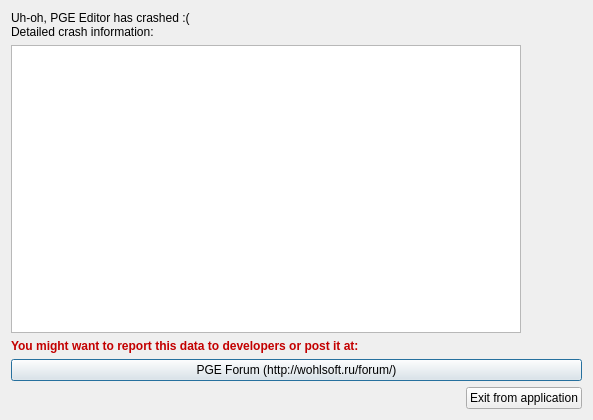
First picture: the form in Editor/common_features/crashhandler.ui, repository WohlSoft/Moondust-Project, before the edit.
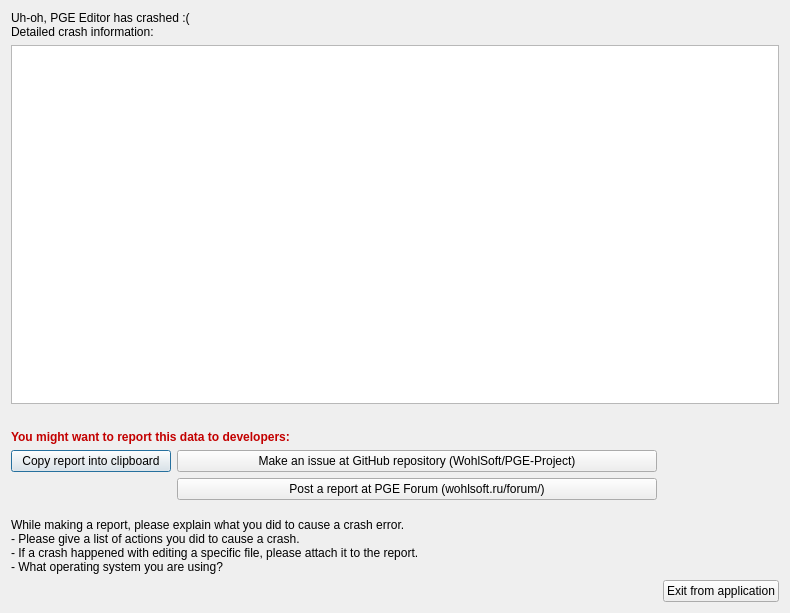
Second picture: the form after the edit. Icons and pictures are not drawn.

Commit message: Editor: Improve a look of a crash handler dialog

```diff
--- a/Editor/common_features/crashhandler.ui
+++ b/Editor/common_features/crashhandler.ui
@@ -6,8 +6,8 @@
    <rect>
     <x>0</x>
     <y>0</y>
-    <width>593</width>
-    <height>420</height>
+    <width>790</width>
+    <height>613</height>
    </rect>
   </property>
   <property name="windowTitle">
@@ -17,8 +17,15 @@
    <iconset resource="../_resources/editor.qrc">
     <normaloff>:/images/bug.png</normaloff>:/images/bug.png</iconset>
   </property>
-  <layout class="QGridLayout" name="gridLayout">
-   <item row="2" column="0" colspan="2">
+  <layout class="QGridLayout" name="gridLayout" columnstretch="0,1000,0" columnminimumwidth="160,0,0">
+   <item row="0" column="0" colspan="2">
+    <widget class="QLabel" name="notifyLabel">
+     <property name="text">
+      <string>Uh-oh, PGE Editor has crashed :(&lt;br&gt;Detailed crash information:</string>
+     </property>
+    </widget>
+   </item>
+   <item row="3" column="0" colspan="3">
     <widget class="QLabel" name="extraLabel">
      <property name="font">
       <font>
@@ -30,11 +37,25 @@
       <string notr="true">color: rgb(195, 0, 0);</string>
      </property>
      <property name="text">
-      <string>You might want to report this data to developers or post it at:</string>
+      <string>You might want to report this data to developers:</string>
      </property>
     </widget>
    </item>
-   <item row="4" column="0">
+   <item row="5" column="0">
+    <widget class="QPushButton" name="copyReport">
+     <property name="text">
+      <string>Copy report into clipboard</string>
+     </property>
+    </widget>
+   </item>
+   <item row="10" column="2">
+    <widget class="QPushButton" name="exitButton">
+     <property name="text">
+      <string>Exit from application</string>
+     </property>
+    </widget>
+   </item>
+   <item row="10" column="0" colspan="2">
     <spacer name="horizontalSpacer">
      <property name="orientation">
       <enum>Qt::Horizontal</enum>
@@ -47,21 +68,50 @@
      </property>
     </spacer>
    </item>
-   <item row="0" column="0" colspan="2">
-    <widget class="QLabel" name="notifyLabel">
+   <item row="6" column="1">
+    <widget class="QPushButton" name="pgeForumButton">
      <property name="text">
-      <string>Uh-oh, PGE Editor has crashed :(&lt;br&gt;Detailed crash information:</string>
+      <string>Post a report at PGE Forum (wohlsoft.ru/forum/)</string>
      </property>
     </widget>
    </item>
-   <item row="1" column="0" colspan="2">
-    <widget class="QTextEdit" name="crashData">
-     <property name="readOnly">
+   <item row="5" column="1">
+    <widget class="QPushButton" name="pgeRepoButton">
+     <property name="text">
+      <string>Make an issue at GitHub repository (WohlSoft/PGE-Project)</string>
+     </property>
+    </widget>
+   </item>
+   <item row="2" column="0" colspan="3">
+    <spacer name="horizontalSpacer_2">
+     <property name="orientation">
+      <enum>Qt::Horizontal</enum>
+     </property>
+     <property name="sizeHint" stdset="0">
+      <size>
+       <width>40</width>
+       <height>20</height>
+      </size>
+     </property>
+    </spacer>
+   </item>
+   <item row="1" column="0" colspan="3">
+    <widget class="QPlainTextEdit" name="crashData"/>
+   </item>
+   <item row="9" column="0" colspan="2">
+    <widget class="QLabel" name="reportTips">
+     <property name="text">
+      <string>While making a report, please explain what you did to cause a crash error.
+- Please give a list of actions you did to cause a crash. 
+- If a crash happened with editing a specific file, please attach it to the report.
+- What operating system you are using?</string>
+     </property>
+     <property name="wordWrap">
       <bool>true</bool>
      </property>
     </widget>
    </item>
-   <item row="0" column="2" rowspan="2">
+   <item row="5" column="2" rowspan="5">
     <widget class="QLabel" name="label">
      <property name="text">
       <string/>
@@ -71,20 +121,6 @@
      </property>
     </widget>
    </item>
-   <item row="3" column="0" colspan="3">
-    <widget class="QPushButton" name="pgeForumButton">
-     <property name="text">
-      <string>PGE Forum (http://wohlsoft.ru/forum/)</string>
-     </property>
-    </widget>
-   </item>
-   <item row="4" column="1" colspan="2">
-    <widget class="QPushButton" name="exitButton">
-     <property name="text">
-      <string>Exit from application</string>
-     </property>
-    </widget>
-   </item>
   </layout>
  </widget>
  <resources>
```
The commit also changes 3 other files.
